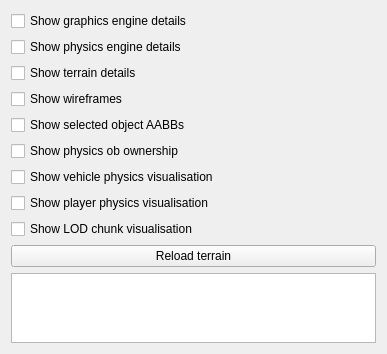
Qt form gui_client/DiagnosticsWidget.ui (shipilovden/substrata-metasiberia) before a commit.
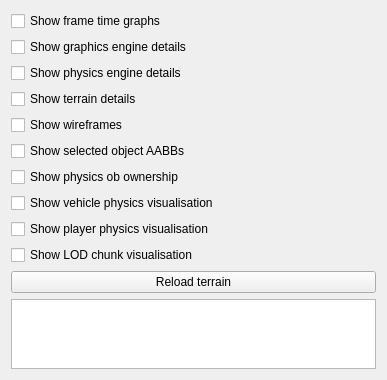
The same form after that commit.

Commit message: Added a 'Show frame time graphs' to diagnostics widget. Showing both CPU and GPU times.

The edit to the form file:
```diff
--- a/gui_client/DiagnosticsWidget.ui
+++ b/gui_client/DiagnosticsWidget.ui
@@ -14,6 +14,13 @@
    <string>Form</string>
   </property>
   <layout class="QVBoxLayout" name="verticalLayout">
+   <item>
+    <widget class="QCheckBox" name="showFrameTimeGraphsCheckBox">
+     <property name="text">
+      <string>Show frame time graphs</string>
+     </property>
+    </widget>
+   </item>
    <item>
     <widget class="QCheckBox" name="graphicsDiagnosticsCheckBox">
      <property name="text">
```
The commit also changes 3 other files.
